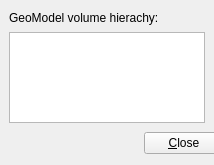
First picture: the form in VP1GeometrySystems/src/settings_treebrowser_form.ui, repository efemberg11/GeoModel_rmakhman, before the edit.
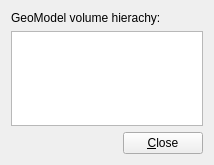
Second picture: the form after the edit. Custom widgets are drawn as their Qt base class.

Commit message: Simplification of the Geometry System for the purpose of dynamic configuration

The edit to the form file:
```diff
--- a/VP1GeometrySystems/src/settings_treebrowser_form.ui
+++ b/VP1GeometrySystems/src/settings_treebrowser_form.ui
@@ -13,41 +13,22 @@
   <property name="windowTitle">
    <string>Form</string>
   </property>
+  <layout class="QVBoxLayout" name="verticalLayout">
+   <item>
   <widget class="QLabel" name="label">
-   <property name="geometry">
-    <rect>
-     <x>9</x>
-     <y>9</y>
-     <width>189</width>
-     <height>17</height>
-    </rect>
-   </property>
    <property name="text">
     <string>GeoModel volume hierachy:</string>
    </property>
   </widget>
+   </item>
+   <item>
   <widget class="VP1GeoTreeView" name="treeView_volumebrowser">
-   <property name="geometry">
-    <rect>
-     <x>9</x>
-     <y>32</y>
-     <width>196</width>
-     <height>91</height>
-    </rect>
-   </property>
    <property name="selectionMode">
     <enum>QAbstractItemView::MultiSelection</enum>
    </property>
   </widget>
-  <widget class="QWidget" name="layoutWidget">
-   <property name="geometry">
-    <rect>
-     <x>10</x>
-     <y>130</y>
-     <width>214</width>
-     <height>27</height>
-    </rect>
-   </property>
+   </item>
+   <item>
    <layout class="QGridLayout" name="gridLayout">
     <item row="0" column="1">
      <widget class="QPushButton" name="pushButton_close">
@@ -70,7 +51,8 @@
      </spacer>
     </item>
    </layout>
-  </widget>
+   </item>
+  </layout>
  </widget>
  <customwidgets>
   <customwidget>
```
Lines whose indentation alone changed are shown as unchanged. The commit also changes 2 other files.
